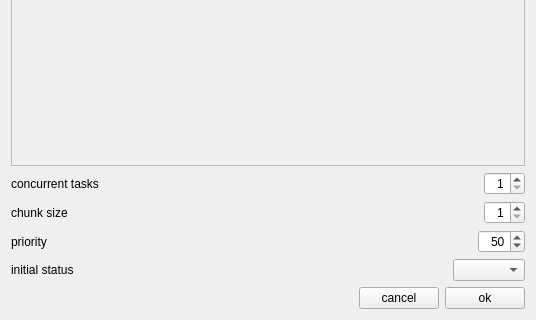
Qt form ui/jobArnold.ui (michimussato/PyPELyNE) before a commit; both pictures show x 0 to 536 and y 388 to 708 of the 536 by 708 pixel window.
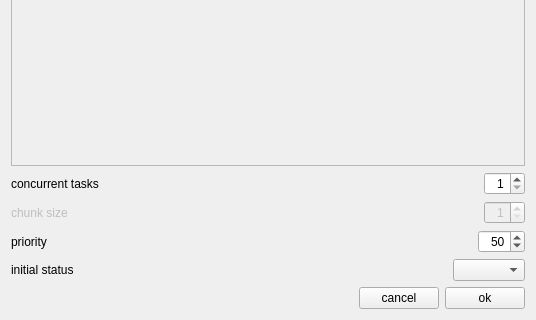
The same form after that commit.

What changed in the file:
```diff
--- a/ui/jobArnold.ui
+++ b/ui/jobArnold.ui
@@ -315,6 +315,9 @@
       <layout class="QHBoxLayout" name="horizontalLayout_6">
        <item>
         <widget class="QLabel" name="label_5">
+         <property name="enabled">
+          <bool>false</bool>
+         </property>
          <property name="text">
           <string>chunk size</string>
          </property>
@@ -335,6 +338,9 @@
        </item>
        <item>
         <widget class="QSpinBox" name="spinBoxChunkSize">
+         <property name="enabled">
+          <bool>false</bool>
+         </property>
          <property name="alignment">
           <set>Qt::AlignRight|Qt::AlignTrailing|Qt::AlignVCenter</set>
          </property>
```
Left out of the diff: 2 changed lines with no effect on the pictures.
